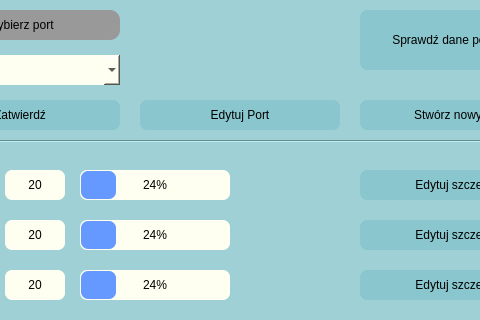
This is GUI/AdminPanel.ui in GlowK/SafeHarbor as Qt 5 draws it before an edit; both pictures show x 220 to 700 and y 0 to 320 of the 800 by 600 pixel window. The edited form follows.
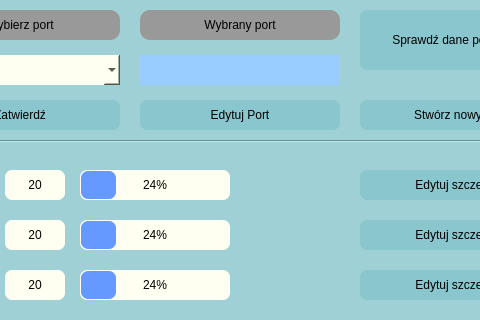
This is the edited form. Icons and pictures are not drawn.

Commit message: AdminPanel ComboBox connected to DB

Diff of the .ui file:
```diff
--- a/GUI/AdminPanel.ui
+++ b/GUI/AdminPanel.ui
@@ -1064,6 +1064,52 @@
     <set>Qt::AlignCenter</set>
    </property>
   </widget>
+  <widget class="QLabel" name="labelPortChose_2">
+   <property name="geometry">
+    <rect>
+     <x>360</x>
+     <y>10</y>
+     <width>200</width>
+     <height>30</height>
+    </rect>
+   </property>
+   <property name="styleSheet">
+    <string notr="true">color: rgb(0, 0, 0);
+background-color: rgb(153, 153, 153);
+selection-color: white;
+selection-background-color: rgb(191, 31, 127);
+border: 2px;
+border-radius: 10px;
+padding: 2px 4px;
+
+</string>
+   </property>
+   <property name="text">
+    <string>Wybrany port</string>
+   </property>
+   <property name="alignment">
+    <set>Qt::AlignCenter</set>
+   </property>
+  </widget>
+  <widget class="QLabel" name="labelShowChoosenPort">
+   <property name="geometry">
+    <rect>
+     <x>360</x>
+     <y>55</y>
+     <width>200</width>
+     <height>30</height>
+    </rect>
+   </property>
+   <property name="styleSheet">
+    <string notr="true">background-color: #99CCFF;</string>
+   </property>
+   <property name="text">
+    <string/>
+   </property>
+   <property name="alignment">
+    <set>Qt::AlignCenter</set>
+   </property>
+  </widget>
  </widget>
  <resources>
   <include location="../gfx.qrc"/>
```
The commit also changes 2 other files.
